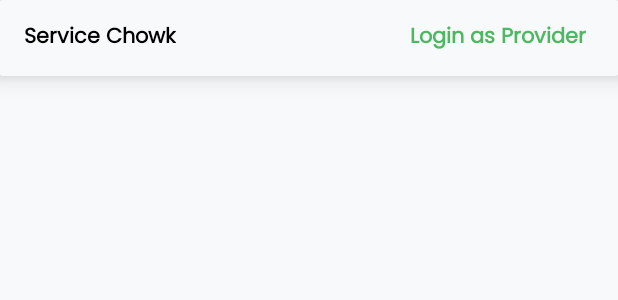
After one commit to raystatic/service-chowk-android, an Android app: the layout fragment_home.xml on its own in the app's theme, with its tools: preview values and no code run, on a phone screen of 412 x 824 dp. The commit adds this screen. Shown: the top 300 px of the screen. Run offline under Robolectric (Android 15) with nearby library versions, the phone set to English and light mode, and no system bars.

Commit message:
home fragment ui

```diff
--- a/app/src/main/AndroidManifest.xml
+++ b/app/src/main/AndroidManifest.xml
@@ -9,7 +9,7 @@
         android:roundIcon="@mipmap/ic_launcher_round"
         android:supportsRtl="true"
         android:theme="@style/Theme.ServiceChowk">
-        <activity android:name="com.servicechowk.app.MainActivity">
+        <activity android:name="com.servicechowk.app.ui.MainActivity">
             <intent-filter>
                 <action android:name="android.intent.action.MAIN" />
 
--- a/app/src/main/java/com/servicechowk/app/MainActivity.kt
+++ b/app/src/main/java/com/servicechowk/app/ui/MainActivity.kt
@@ -1,4 +1,4 @@
-package com.servicechowk.app
+package com.servicechowk.app.ui
 
 import androidx.appcompat.app.AppCompatActivity
 import android.os.Bundle
@@ -14,6 +14,5 @@ class MainActivity : AppCompatActivity() {
         binding = ActivityMainBinding.inflate(layoutInflater)
         setContentView(binding.root)
 
-        Snackbar.make(binding.root,"This is a text",Snackbar.LENGTH_LONG).show()
     }
 }
--- /dev/null
+++ b/app/src/main/res/layout/fragment_home.xml
@@ -0,0 +1,49 @@
+<?xml version="1.0" encoding="utf-8"?>
+<LinearLayout xmlns:android="http://schemas.android.com/apk/res/android"
+    android:layout_width="match_parent"
+    android:layout_height="match_parent"
+    xmlns:app="http://schemas.android.com/apk/res-auto"
+    android:background="@color/athens_gray"
+    android:orientation="vertical">
+
+    <androidx.cardview.widget.CardView
+        android:layout_width="match_parent"
+        android:layout_height="wrap_content"
+        app:cardElevation="10dp">
+
+        <RelativeLayout
+            android:layout_width="match_parent"
+            android:layout_height="match_parent"
+            android:background="@color/athens_gray"
+            android:paddingTop="16dp"
+            android:paddingStart="16dp"
+            android:paddingEnd="16dp">
+
+            <TextView
+                android:layout_width="wrap_content"
+                android:layout_height="wrap_content"
+                android:text="@string/app_name"
+                android:textColor="@color/black"
+                android:textSize="14sp"
+                android:textStyle="bold"
+                android:layout_centerVertical="true"/>
+
+            <TextView
+                android:layout_width="wrap_content"
+                android:layout_height="wrap_content"
+                android:textColor="@color/chateau_green"
+                android:id="@+id/btnEnd"
+                android:textStyle="bold"
+                android:textSize="14sp"
+                android:padding="5dp"
+                android:layout_centerVertical="true"
+                android:text="@string/login_as_provider"
+                android:layout_alignParentEnd="true"/>
+
+
+        </RelativeLayout>
+
+    </androidx.cardview.widget.CardView>
+
+
+</LinearLayout>
--- /dev/null
+++ b/app/src/main/res/layout/fragment_login.xml
@@ -0,0 +1,6 @@
+<?xml version="1.0" encoding="utf-8"?>
+<androidx.constraintlayout.widget.ConstraintLayout
+    xmlns:android="http://schemas.android.com/apk/res/android" android:layout_width="match_parent"
+    android:layout_height="match_parent">
+
+</androidx.constraintlayout.widget.ConstraintLayout>
--- a/app/src/main/res/values-night/themes.xml
+++ b/app/src/main/res/values-night/themes.xml
@@ -13,7 +13,7 @@
         <item name="android:statusBarColor" tools:targetApi="l">@color/black</item>
         <!-- Customize your theme here. -->
 
-        <item name="android:fontFamily">@font/poppins_medium</item>
-        <item name="fontFamily">@font/poppins_medium</item>
+        <item name="android:fontFamily">@font/poppins</item>
+        <item name="fontFamily">@font/poppins</item>
     </style>
 </resources>
--- a/app/src/main/res/values/strings.xml
+++ b/app/src/main/res/values/strings.xml
@@ -1,3 +1,8 @@
 <resources>
-    <string name="app_name">ServiceChowk</string>
+    <string name="app_name">Service Chowk</string>
+
+    <string name="login_as_provider">Login as Provider</string>
+
+    <string name="your_profile">Your Profile</string>
+
 </resources>
--- a/app/src/main/res/values/themes.xml
+++ b/app/src/main/res/values/themes.xml
@@ -13,7 +13,7 @@
         <item name="android:statusBarColor" tools:targetApi="l">@color/black</item>
         <!-- Customize your theme here. -->
 
-        <item name="android:fontFamily">@font/poppins_medium</item>
-        <item name="fontFamily">@font/poppins_medium</item>
+        <item name="android:fontFamily">@font/poppins</item>
+        <item name="fontFamily">@font/poppins</item>
     </style>
 </resources>
```
Also changed, not shown: app/src/main/java/com/servicechowk/app/ui/home/HomeFragment.kt (added, +44 -0 lines), app/src/main/java/com/servicechowk/app/ui/login/LoginFragment.kt (added, +40 -0 lines), app/src/main/res/layout/activity_main.xml (+11 -27 lines), app/src/main/res/navigation/main_graph.xml (added, +18 -0 lines).
